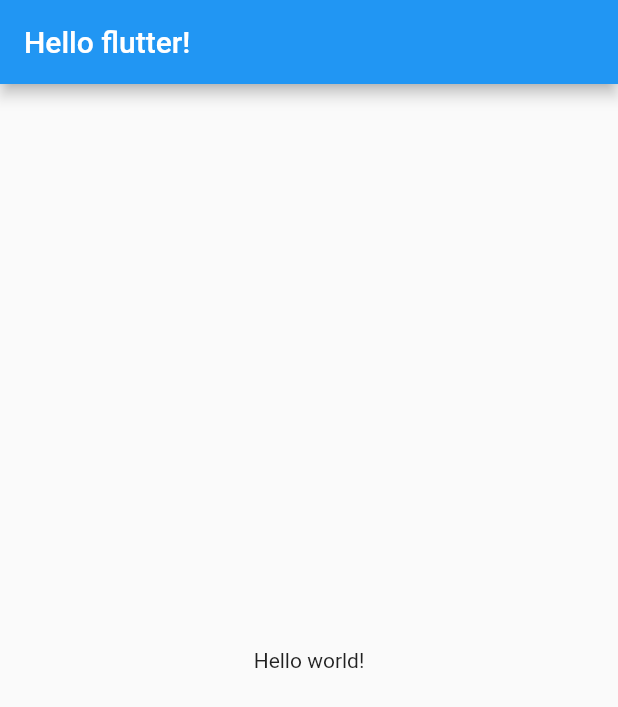
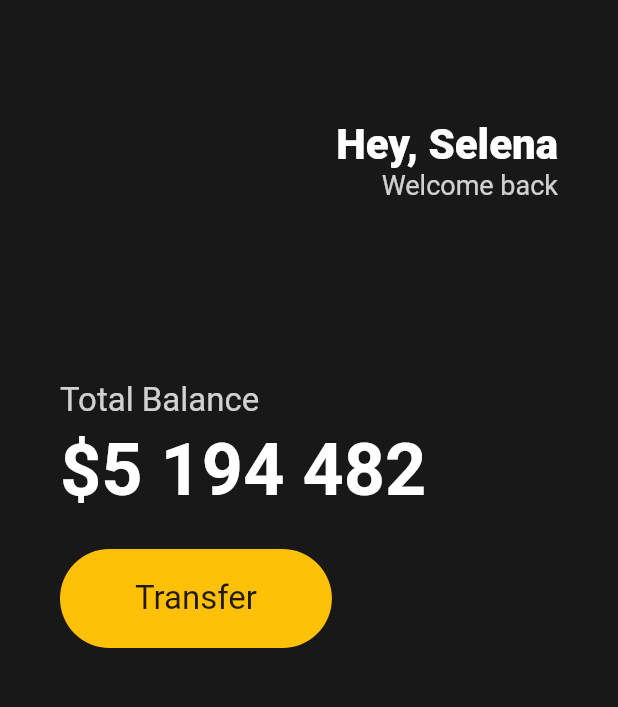
Before and after one commit to Grandes/toonflix, a Flutter app: the screen it shows after launch, on a phone screen of 412 x 824 dp. Shown: the top 707 px of the screen. Run offline on Flutter 3.47's test engine with Material 2 defaults, Android fonts, the phone set to English and light mode, and no system bars.

Commit message:
:technologist: feature(study): study_3 UI CHALLENGE - ~ 3.2 Buttons Section

```diff
--- a/lib/main.dart
+++ b/lib/main.dart
@@ -9,12 +9,91 @@ class App extends StatelessWidget {
   Widget build(BuildContext context) {
     return MaterialApp(
       home: Scaffold(
-        appBar: AppBar(
-          title: Text('Hello flutter!'),
-        ),
-        body: Center(
-          child: Text('Hello world!'),
-        ),
+        backgroundColor: Color(0xFF181818),
+        body: Padding(
+          padding: EdgeInsets.symmetric(
+              horizontal: 40.0
+          ),
+          child: Column(
+            crossAxisAlignment: CrossAxisAlignment.start,
+            children: [
+              SizedBox(
+                height: 80,
+              ),
+              Row(
+                mainAxisAlignment: MainAxisAlignment.end,
+                children: [
+                  Column(
+                    crossAxisAlignment: CrossAxisAlignment.end,
+                    children: [
+                      Text(
+                        'Hey, Selena',
+                        style: TextStyle(
+                          color: Colors.white,
+                          fontSize: 28,
+                          fontWeight: FontWeight.w800,
+                        ),
+                      ),
+                      Text(
+                        'Welcome back',
+                        style: TextStyle(
+                          color: Color.fromRGBO(255, 255, 255, 0.8),
+                          fontSize: 18,
+                        ),
+                      ),
+                    ],
+                  )
+                ],
+              ),
+              SizedBox(
+                height: 120,
+              ),
+              Text(
+                'Total Balance',
+                style: TextStyle(
+                  color: Colors.white.withOpacity(0.8),
+                  fontSize: 22,
+                ),
+              ),
+              SizedBox(
+                height: 5,
+              ),
+              Text(
+                '\$5 194 482',
+                style: TextStyle(
+                  color: Colors.white,
+                  fontWeight: FontWeight.w600,
+                  fontSize: 48,
+                ),
+              ),
+              SizedBox(
+                height: 25,
+              ),
+              Row(
+                children: [
+                  Container(
+                    decoration: BoxDecoration(
+                      color: Colors.amber,
+                      borderRadius: BorderRadius.circular(45),
+                    ),
+                    child: Padding(
+                      padding: EdgeInsets.symmetric(
+                        vertical: 20,
+                        horizontal: 50,
+                      ),
+                      child: Text(
+                        'Transfer',
+                        style: TextStyle(
+                          fontSize: 22,
+                        )
+                      ),
+                    )
+                  )
+                ],
+              ),
+            ],
+          ),
+        )
       ),
     );
   }
```
